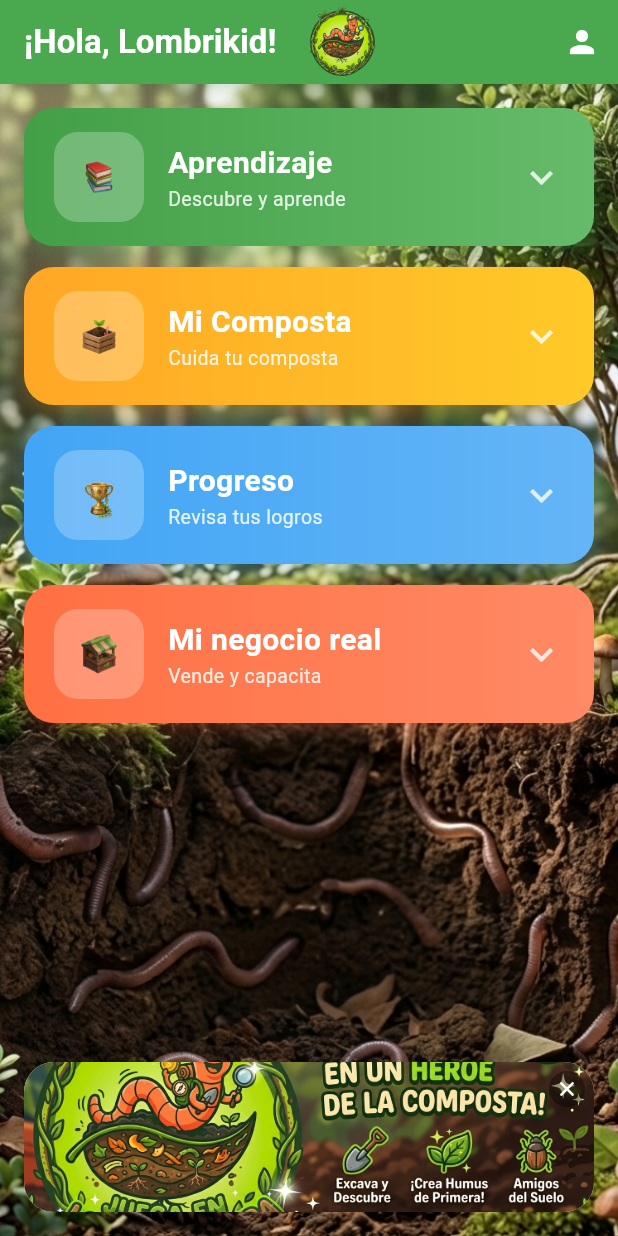
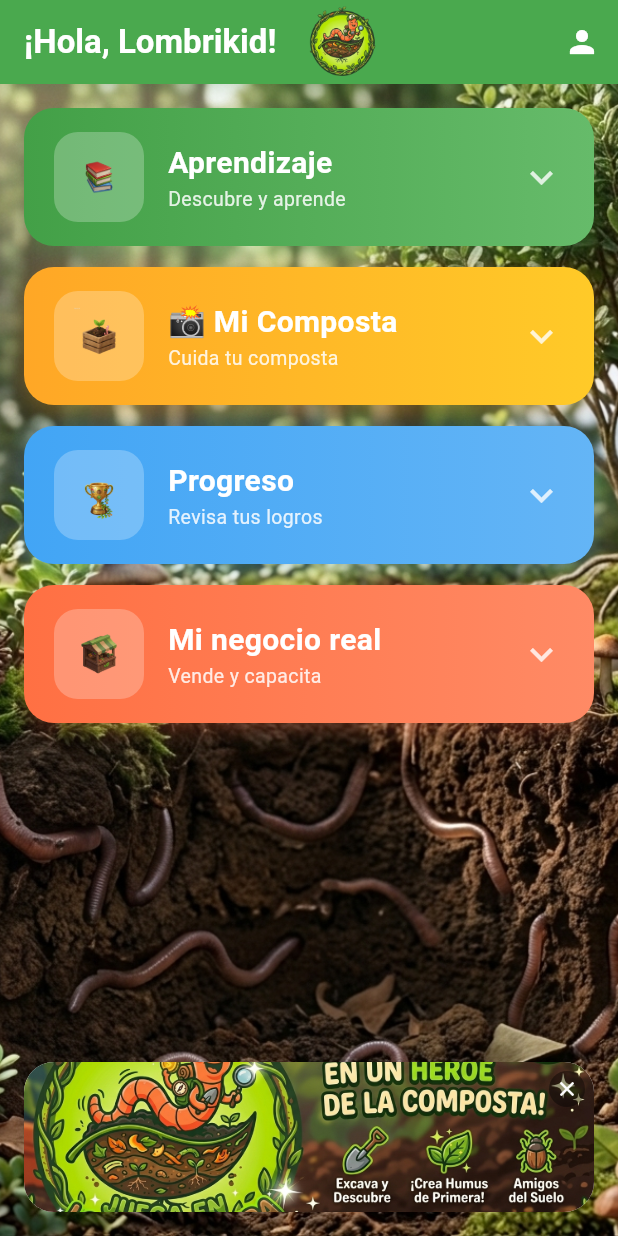
Before and after one commit to Davilui912/lombriaventura, a Flutter app: the MenuPrincipal screen opened directly, on a phone screen of 412 x 824 dp. Run offline on Flutter 3.47's test engine with Material 3 defaults, Android fonts, the phone set to English and light mode, and no system bars; our stand-ins replace cloud_firestore, connectivity_plus, firebase_auth, firebase_core, flutter_tts, hive and 4 more; accounts and stored records are empty; Roboto replaces fonts that are missing (Fredoka).

Commit message:
agregar problemas matematicos y arreglar error de retos

```diff
--- a/lib/screens/menu_principal.dart
+++ b/lib/screens/menu_principal.dart
@@ -19,9 +19,10 @@ import 'tienda/capacitacion.dart';
 import 'juegos/memorama.dart';
 import 'logros.dart';
 import 'modulo_educativo.dart';
-import '../services/retos_service.dart';  // ✅ AGREGAR
+import '../services/retos_service.dart';
 import 'recordatorios.dart';
 import 'avisos.dart';
+import 'tienda/problemas_matematicos.dart';
 import 'perfil_screen.dart';
 import 'admin_screen.dart';
 import 'retos_screen.dart';
@@ -47,7 +48,7 @@ class _MenuPrincipalState extends State<MenuPrincipal> {
     super.initState();
     _actividadService.registrarActividad();
 
-    // ✅ Esperar 3 segundos antes de verificar recordatorios
+    //  Esperar 3 segundos antes de verificar recordatorios
     Future.delayed(const Duration(seconds: 3), () {
       _verificarRecordatorios();
     });
@@ -56,7 +57,7 @@ class _MenuPrincipalState extends State<MenuPrincipal> {
   }
 
   Future<void> _inicializarRecordatorios() async {
-    // ✅ Verificar si el Reto 1 está completado antes de activar recordatorios
+    //  Verificar si el Reto 1 está completado antes de activar recordatorios
     final retosService = RetosService();
     await retosService.init();
 
@@ -69,7 +70,7 @@ class _MenuPrincipalState extends State<MenuPrincipal> {
   }
 
   void _verificarRecordatorios() async {
-    // ✅ Verificar si el Reto 1 está completado antes de mostrar recordatorios
+    //  Verificar si el Reto 1 está completado antes de mostrar recordatorios
     final retosService = RetosService();
     await retosService.init();
 
@@ -163,7 +164,94 @@ class _MenuPrincipalState extends State<MenuPrincipal> {
       ),
     );
   }
-
+  Widget _buildSubmenuJuegos() {
+    return Container(
+      margin: const EdgeInsets.only(bottom: 4),
+      decoration: BoxDecoration(
+        color: AppTheme.azulCielo.withValues(alpha: 0.08),
+        borderRadius: BorderRadius.circular(14),
+        border: Border.all(color: AppTheme.azulCielo.withValues(alpha: 0.2)),
+      ),
+      child: Theme(
+        data: Theme.of(context).copyWith(
+          dividerColor: Colors.transparent,
+        ),
+        child: ExpansionTile(
+          tilePadding: const EdgeInsets.symmetric(horizontal: 12, vertical: 4),
+          childrenPadding: const EdgeInsets.fromLTRB(12, 0, 12, 8),
+          leading: Container(
+            width: 36,
+            height: 36,
+            decoration: BoxDecoration(
+              color: AppTheme.azulCielo.withValues(alpha: 0.15),
+              borderRadius: BorderRadius.circular(8),
+            ),
+            child: const Icon(Icons.games, color: AppTheme.azulCielo, size: 20),
+          ),
+          title: const Text(
+            '🎮 Juegos',
+            style: TextStyle(
+              fontWeight: FontWeight.bold,
+              fontSize: 14,
+              color: AppTheme.azulCielo,
+            ),
+          ),
+          trailing: const Icon(Icons.keyboard_arrow_down, color: AppTheme.azulCielo),
+          children: [
+            _buildOpcion('♻️ Clasifica residuos', 'Juega y aprende', Icons.recycling,
+                () => _irAPantalla(const ClasificaResiduosScreen())),
+            _buildOpcion('🪱 Alimenta a Lola', 'Cuida a tu lombriz', Icons.restaurant,
+                () => _irAPantalla(const AlimentaLolaScreen())),
+            _buildOpcion('🧠 Memorama ecológico', 'Encuentra las parejas', Icons.memory,
+                () => _irAPantalla(const MemoramaScreen())),
+          ],
+        ),
+      ),
+    );
+  }
+  Widget _buildSubmenu({
+    required String titulo,
+    required IconData icon,
+    required Color color,
+    required List<Widget> opciones,
+  }) {
+    return Container(
+      margin: const EdgeInsets.only(bottom: 8),
+      decoration: BoxDecoration(
+        color: color.withValues(alpha: 0.08),
+        borderRadius: BorderRadius.circular(14),
+        border: Border.all(color: color.withValues(alpha: 0.2)),
+      ),
+      child: Column(
+        crossAxisAlignment: CrossAxisAlignment.start,
+        children: [
+          Padding(
+            padding: const EdgeInsets.all(12),
+            child: Row(
+              children: [
+                Icon(icon, color: color, size: 20),
+                const SizedBox(width: 8),
+                Text(
+                  titulo,
+                  style: TextStyle(
+                    fontWeight: FontWeight.bold,
+                    fontSize: 14,
+                    color: color,
+                  ),
+                ),
+              ],
+            ),
+          ),
+          Padding(
+            padding: const EdgeInsets.fromLTRB(12, 0, 12, 8),
+            child: Column(
+              children: opciones,
+            ),
+          ),
+        ],
+      ),
+    );
+  }
   Widget _buildCategoria({
     required String titulo,
     required String subtitulo,
@@ -590,19 +678,24 @@ class _MenuPrincipalState extends State<MenuPrincipal> {
                     ),
                     // ==================== MI COMPOSTA ====================
                     _buildCategoria(
-                      titulo: 'Mi Composta',
+                      titulo: '📸 Mi Composta',
                       subtitulo: 'Cuida tu composta',
                       color: const Color(0xFFFFA726),
                       color2: const Color(0xFFFFCA28),
                       iconImage: 'assets/images/icons/icono_composta.png',
                       index: 1,
                       opciones: [
-                        _buildOpcion('📓 Mi diario', 'Registra tu avance', Icons.edit_note, () => _irAPantalla(const NuevaEntradaScreen())),
-                        _buildOpcion('🎮 Clasifica residuos', 'Juega y aprende', Icons.recycling, () => _irAPantalla(const ClasificaResiduosScreen())),
-                        _buildOpcion('🎮 Alimenta a Lola', 'Cuida a tu lombriz', Icons.restaurant, () => _irAPantalla(const AlimentaLolaScreen())),
-                        _buildOpcion('🎮 Memorama ecológico', 'Encuentra las parejas', Icons.memory, () => _irAPantalla(const MemoramaScreen())),
-                        _buildMenuButton('Pregúntale a la lombriz sabia 🤖', Icons.chat, AppTheme.azulCielo, () => _irAPantalla(const ChatIAScreen())),
-                        _buildOpcion('⚠️ Avisos importantes', 'Cuida a tus lombrices', Icons.warning_amber, () => _irAPantalla(const AvisosScreen())),
+                        _buildOpcion('📓 Mi diario', 'Registra tu avance', Icons.edit_note,
+                            () => _irAPantalla(const NuevaEntradaScreen())),
+
+                        _buildMenuButton('Pregúntale a la lombriz sabia 🤖', Icons.chat, AppTheme.azulCielo,
+                            () => _irAPantalla(const ChatIAScreen())),
+
+                        _buildOpcion('⚠️ Avisos importantes', 'Cuida a tus lombrices', Icons.warning_amber,
+                            () => _irAPantalla(const AvisosScreen())),
+
+                        // ✅ Submenú de juegos (desplegable)
+                        _buildSubmenuJuegos(),
                       ],
                     ),
                     // ==================== PROGRESO ====================
@@ -633,6 +726,7 @@ class _MenuPrincipalState extends State<MenuPrincipal> {
                         _buildOpcion('🌱 Vender humus', 'Precio: \$10 por bolsita', Icons.agriculture, () => _irAPantalla(const VentasHumusScreen())),
                         _buildOpcion('📊 Registro de ventas', 'Historial de ingresos', Icons.receipt, () => _irAPantalla(const VentasHistorialScreen())),
                         _buildOpcion('🎓 Capacitación', 'Capacita a otros niños', Icons.school, () => _irAPantalla(const CapacitacionScreen())),
+                        _buildOpcion('🧮 Problemas matemáticos', 'Gana monedas resolviendo', Icons.calculate, () => _irAPantalla(const ProblemasMatematicosScreen())),
                       ],
                     ),
                     const SizedBox(height: 12),
```
Also changed, not shown: lib/screens/tienda/problemas_matematicos.dart (added, +281 -0 lines), lib/screens/retos_screen.dart (line endings or trailing spaces), pubspec.yaml (line endings or trailing spaces).
